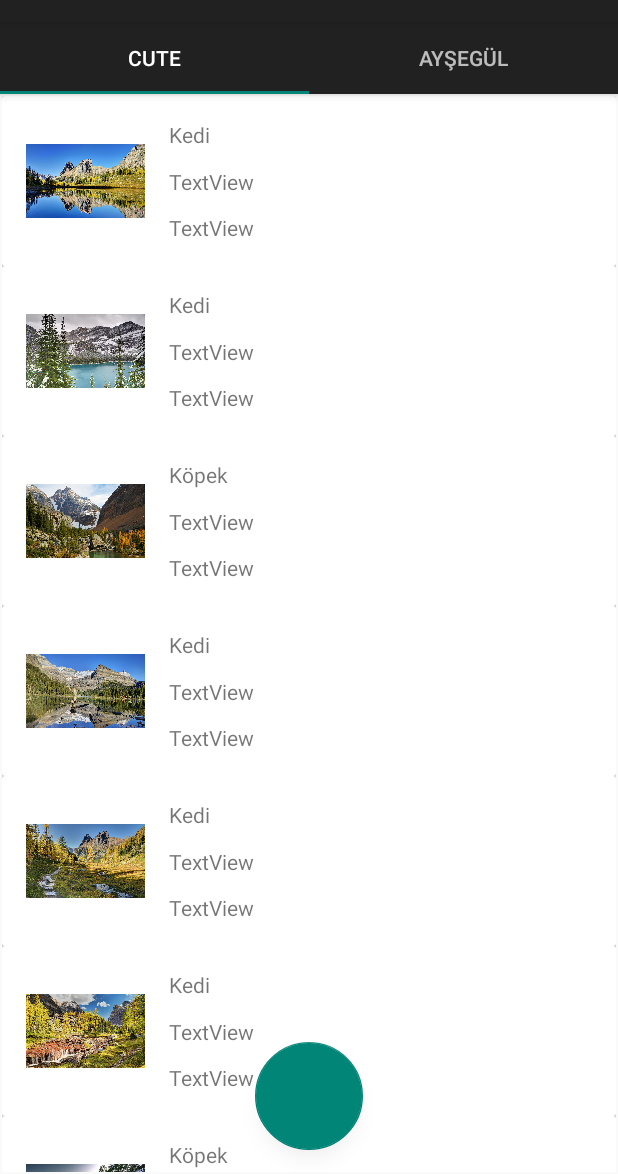
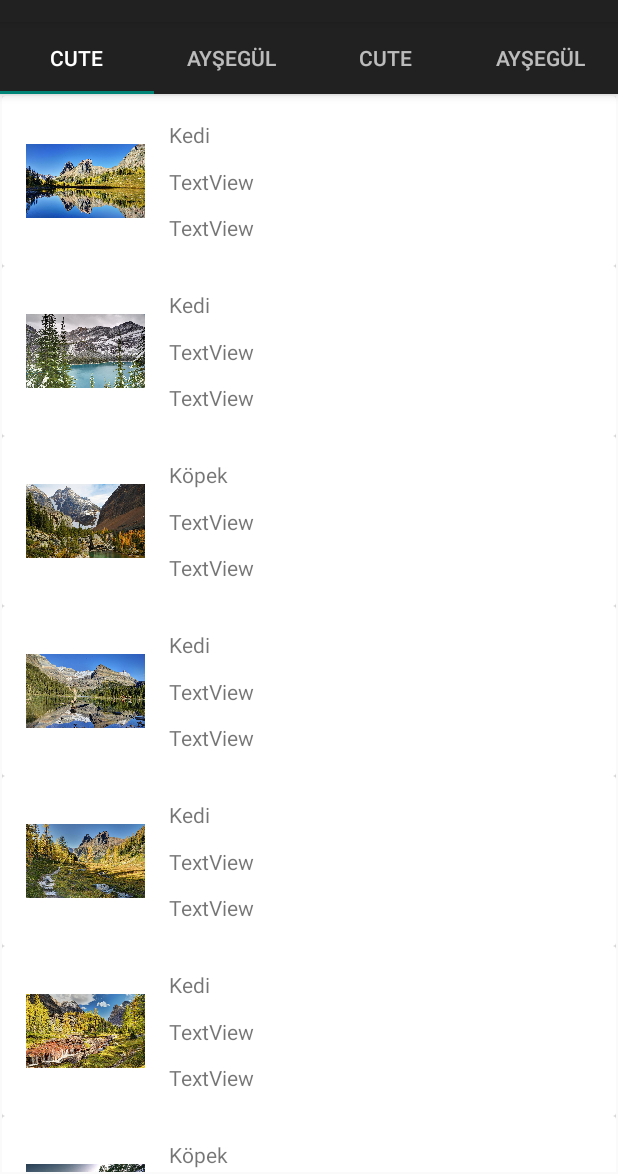
Before and after one commit to EnisKeskin/Stokko, an Android app: the screen it shows after launch (MainActivity), on a phone screen of 412 x 824 dp, the part 62-1236 px from its top. Run offline under Robolectric (Android 15) with nearby library versions, the phone set to English and light mode, and no system bars.

Commit message:
TabLayout item width complited and FloatButton visible fun complited

```diff
--- a/app/src/main/AndroidManifest.xml
+++ b/app/src/main/AndroidManifest.xml
@@ -1,5 +1,6 @@
 <?xml version="1.0" encoding="utf-8"?>
 <manifest xmlns:android="http://schemas.android.com/apk/res/android"
+    xmlns:tools="http://schemas.android.com/tools"
     package="com.example.stockko">
 
     <application
@@ -8,13 +9,16 @@
         android:label="@string/app_name"
         android:roundIcon="@mipmap/ic_launcher_round"
         android:supportsRtl="true"
-        android:theme="@style/AppTheme">
+        android:theme="@style/AppTheme"
+
+        tools:ignore="GoogleAppIndexingWarning">
         <activity
             android:name=".DetailActivity"
-            android:theme="@style/Theme.AppCompat.DayNight.DarkActionBar">>
+            android:theme="@style/Theme.AppCompat.DayNight.DarkActionBar">
         </activity>
         <activity
             android:name=".MainActivity"
+            android:windowSoftInputMode="adjustResize"
             android:label="@string/app_name"
             android:theme="@style/Theme.AppCompat.DayNight.DarkActionBar">
             <intent-filter>
--- a/app/src/main/java/com/example/stockko/MainActivity.kt
+++ b/app/src/main/java/com/example/stockko/MainActivity.kt
@@ -1,25 +1,32 @@
 package com.example.stockko
 
+import android.annotation.SuppressLint
+import android.content.res.Resources
+import android.os.Build
 import android.os.Bundle
+import android.os.Handler
 import android.util.Log
 import android.view.Menu
+import android.view.View
+import android.view.ViewGroup
 import android.widget.SearchView
-import com.google.android.material.tabs.TabLayout
-import androidx.viewpager.widget.ViewPager
+import androidx.annotation.RequiresApi
 import androidx.appcompat.app.AppCompatActivity
 import androidx.recyclerview.widget.RecyclerView
-import com.example.stockko.product.ProductItem
+import androidx.viewpager.widget.ViewPager
 import com.example.stockko.product.ProductRecyclerViewAdapter
-import com.example.stockko.ui.main.PlaceholderFragment
 import com.example.stockko.ui.main.SectionsPagerAdapter
+import com.google.android.material.floatingactionbutton.FloatingActionButton
+import com.google.android.material.tabs.TabLayout
 import kotlinx.android.synthetic.main.activity_main.*
-import kotlinx.android.synthetic.main.fragment_main.*
-import kotlinx.android.synthetic.main.simple_view.*
+import java.lang.Integer.max
 
-class MainActivity : AppCompatActivity(), SearchView.OnQueryTextListener {
+class MainActivity() : AppCompatActivity(), SearchView.OnQueryTextListener {
 
-    lateinit var viewPager: ViewPager
+    private lateinit var viewPager: ViewPager
 
+    @SuppressLint("RestrictedApi")
+    @RequiresApi(Build.VERSION_CODES.N)
     override fun onCreate(savedInstanceState: Bundle?) {
         super.onCreate(savedInstanceState)
         setContentView(R.layout.activity_main)
@@ -29,24 +36,65 @@ class MainActivity : AppCompatActivity(), SearchView.OnQueryTextListener {
         //adapyerının tanımlandığı kısım
         viewPager.adapter = sectionsPagerAdapter
         //tablara viewPage eklendiği kısım
-        val tabs: TabLayout = findViewById(R.id.tabs)
-        tabs.setupWithViewPager(viewPager)
+
+        val tabLayout: TabLayout = findViewById(R.id.tabs)
+        //tabLayoutları boyutunu tam ekrana göre ayarlayan çoğaldıkca boyutu ona göre ayarlayıp düzenli bir görüntü oluşturuyor
+
+        tabLayout.addOnLayoutChangeListener { _, _, _, _, _, _, _, _, _ ->
+            //toplam boyutu tanımlanıyor
+            var totalWidth = 0
+            //maksimim boyutu tanımlanıyor
+            var maxWidth = 0
+            //tüm tabların sayısı kadar geziyor
+            for (i in 0 until tabLayout.tabCount) {
+                //tabların boyutunu alıyor
+                val tabWidth = (tabLayout.getChildAt(0) as ViewGroup).getChildAt(i)!!.width
+                //toplam boyututa ekliyor
+                totalWidth += tabWidth
+                //max sayıyı maxWidth atıyor böylece hepsini eşit yapabilir eğer ekrandan küçükse
+                maxWidth = max(maxWidth, tabWidth)
+            }
+            //ekranın boyutunu alıyor
+            val screenWidth = Resources.getSystem().displayMetrics.widthPixels
+
+            if (totalWidth < screenWidth && screenWidth / tabLayout.tabCount >= maxWidth) {
+
+                tabLayout.tabMode = TabLayout.MODE_FIXED
+            }
+        }
+
+        tabLayout.setupWithViewPager(viewPager)
+
+        tabLayout.viewTreeObserver.addOnGlobalFocusChangeListener { oldFocus, newFocus ->
+            val floatButton: FloatingActionButton = btnBarkod
+            if (newFocus != null) {
+                floatButton.visibility = (View.GONE)
+            } else {
+                Handler().postDelayed({
+                    floatButton.visibility = (View.VISIBLE)
+                }, 300)
+
+            }
+        }
+
     }
 
     override fun onCreateOptionsMenu(menu: Menu?): Boolean {
         //Toolbar searcView eklendiği kısım
         menuInflater.inflate(R.menu.menu, menu)
-        var searchItem = menu?.findItem(R.id.searchProduct)
-        var searchView = searchItem?.actionView as SearchView
+        val searchItem = menu?.findItem(R.id.searchProduct)
+        val searchView = searchItem?.actionView as SearchView
         //searcView text değişiklik olduğunda tektiklenen kısım
         searchView.setOnQueryTextListener(this)
         return super.onCreateOptionsMenu(menu)
     }
+
     //false olasının nedeni searcView gönderildiğinde aramayapmasını değil.
     //kelime veya harf bazlı direk yazınca aramasını istediğimizden
     override fun onQueryTextSubmit(query: String?): Boolean {
         return false
     }
+
     //Text herhangi bir harf yazıldığında gerçekleşen kısım
     override fun onQueryTextChange(newText: String?): Boolean {
         //filterelemeyi recycler isteğimiz için önce recyclerView alıyoruz
--- a/app/src/main/java/com/example/stockko/ui/main/PlaceholderFragment.kt
+++ b/app/src/main/java/com/example/stockko/ui/main/PlaceholderFragment.kt
@@ -12,6 +12,7 @@ import com.example.stockko.product.ProductItem
 import com.example.stockko.product.ProductRecyclerViewAdapter
 
 //PlaceholderFragment yani tab ile ilgili iç işlemlerin gerçekleştiği yer
+@Suppress("DEPRECATION")
 class PlaceholderFragment : Fragment() {
     private var allProduct = ArrayList<ProductItem>()
     lateinit var myAdapter: ProductRecyclerViewAdapter
@@ -41,6 +42,14 @@ class PlaceholderFragment : Fragment() {
         val recyclerView: RecyclerView = root.findViewById(R.id.recyclerViewItem)
         myAdapter = ProductRecyclerViewAdapter(allProduct)
         recyclerView.adapter = myAdapter
+        //recyclerView optimizasyonu sağladık
+        recyclerView.setHasFixedSize(true)
+        //Cache tutacak boyut
+        recyclerView.setItemViewCacheSize(20)
+        //boyuttan alacağını açtık
+        recyclerView.isDrawingCacheEnabled = true
+        //Cachelenen cizimleri aldık
+        recyclerView.drawingCacheQuality = View.DRAWING_CACHE_QUALITY_HIGH
         //recyclerView bir layout yani görüntü kazandırmak için bir çok görüntü bicimi var StaggeredHorizontal ..vb gibi
         val layoutManager = StaggeredGridLayoutManager(1, StaggeredGridLayoutManager.VERTICAL)
         recyclerView.layoutManager = layoutManager
--- a/app/src/main/java/com/example/stockko/ui/main/SectionsPagerAdapter.kt
+++ b/app/src/main/java/com/example/stockko/ui/main/SectionsPagerAdapter.kt
@@ -1,6 +1,7 @@
 package com.example.stockko.ui.main
 
 import android.content.Context
+import android.util.Log
 import androidx.fragment.app.Fragment
 import androidx.fragment.app.FragmentManager
 import androidx.fragment.app.FragmentPagerAdapter
@@ -8,8 +9,12 @@ import com.example.stockko.R
 
 private val TAB_TITLES = arrayOf(
     R.string.tab_text_1,
+    R.string.tab_text_2,
+    R.string.tab_text_1,
     R.string.tab_text_2
+
 )
+
 //tab işlemlerinin gerçekleştiği yer
 @Suppress("DEPRECATION")
 class SectionsPagerAdapter(private val context: Context, fm: FragmentManager) :
@@ -21,6 +26,7 @@ class SectionsPagerAdapter(private val context: Context, fm: FragmentManager) :
     override fun getPageTitle(position: Int): CharSequence? {
         return context.resources.getString(TAB_TITLES[position])
     }
+
     //her tab sayfasının altına hangi viewPage ekleneceği yer PlaceHolderFragment yaptığımız kısım
     override fun getItem(position: Int): Fragment {
         //yeni bir instance oluşturuluyor.
@@ -31,11 +37,12 @@ class SectionsPagerAdapter(private val context: Context, fm: FragmentManager) :
             )
         )
     }
+
     // Show 2 total pages.
     override fun getCount(): Int {
-
-        return 2
+        return TAB_TITLES.size
     }
 
 
+
 }
--- a/app/src/main/res/layout/activity_main.xml
+++ b/app/src/main/res/layout/activity_main.xml
@@ -20,8 +20,11 @@
             android:id="@+id/tabs"
             android:layout_width="match_parent"
             android:layout_height="wrap_content"
-
-            android:background="?attr/colorPrimary" />
+            android:background="?attr/colorPrimary"
+            app:tabMaxWidth="0dp"
+            app:tabGravity="fill"
+            app:tabMode="scrollable"
+            />
 
     </com.google.android.material.appbar.AppBarLayout>
 
```
